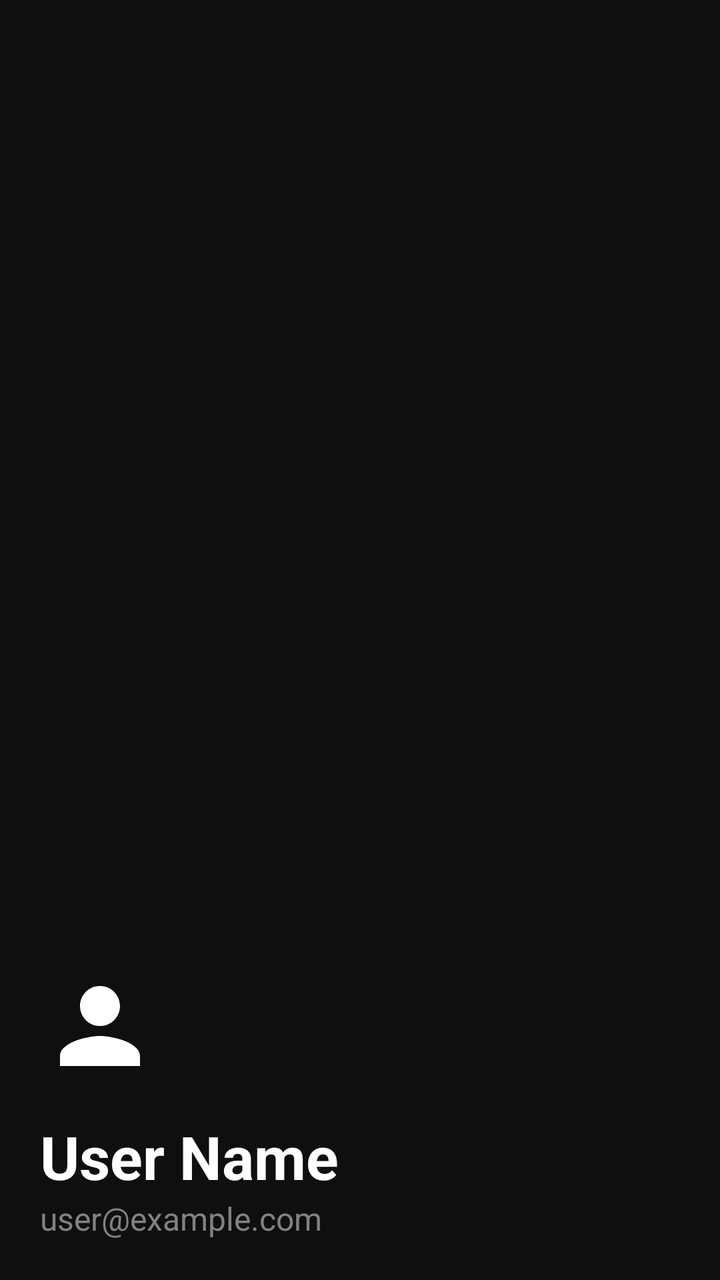
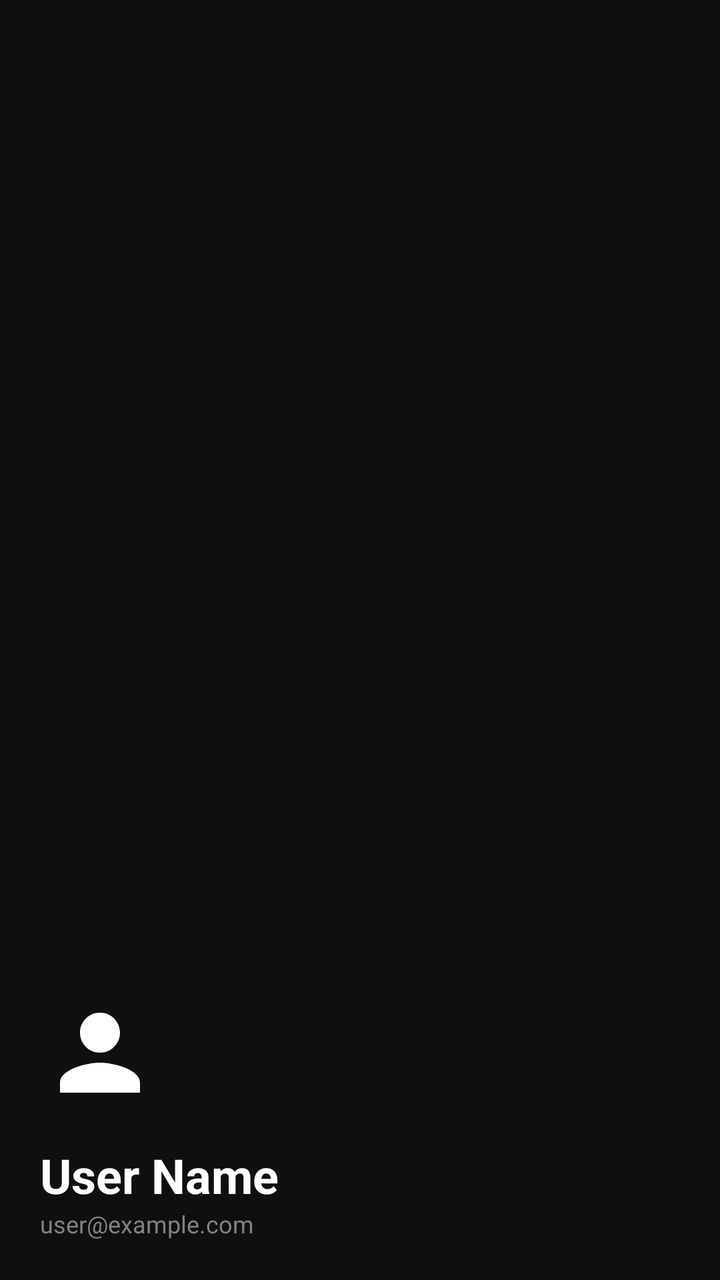

Two renders of the same Android screen: before a commit and after it. Below are the layout's source before the change and the commit's diff.
<!-- AndroidManifest.xml: application theme Theme.AuthTest -->
<!-- res/layout/drawer_header.xml -->
<?xml version="1.0" encoding="utf-8"?>
<LinearLayout xmlns:android="http://schemas.android.com/apk/res/android"
    android:layout_width="match_parent"
    android:layout_height="200dp"
    android:orientation="vertical"
    android:gravity="bottom"
    android:padding="20dp"
    android:background="#0F0F0F">

    <ImageView
        android:id="@+id/drawer_user_avatar"
        android:layout_width="60dp"
        android:layout_height="60dp"
        android:src="@drawable/default_avatar"
        android:contentDescription="user_avatar"
        android:layout_marginBottom="15dp" />

    <TextView
        android:id="@+id/drawer_user_name"
        android:layout_width="wrap_content"
        android:layout_height="wrap_content"
        android:text="User Name"
        android:textColor="#FFFFFF"
        android:textSize="30sp"
        android:textStyle="bold" />

    <TextView
        android:id="@+id/drawer_user_email"
        android:layout_width="wrap_content"
        android:layout_height="wrap_content"
        android:text="user@example.com"
        android:textColor="#828282"
        android:textSize="16sp" />

</LinearLayout>
<!-- resources referenced by this layout -->
<resources>
  <!-- drawable default_avatar (drawable) -->
  <?xml version="1.0" encoding="utf-8"?>
  <vector xmlns:android="http://schemas.android.com/apk/res/android"
      android:width="24dp"
      android:height="24dp"
      android:viewportWidth="24"
      android:viewportHeight="24">
      <path
          android:fillColor="#FFFFFF"
          android:pathData="M12,12c2.21,0 4,-1.79 4,-4s-1.79,-4 -4,-4 -4,1.79 -4,4 1.79,4 4,4zm0,2c-2.67,0 -8,1.34 -8,4v2h16v-2c0,-2.66 -5.33,-4 -8,-4z" />
  </vector>
  <style name="Theme.AuthTest" parent="Base.Theme.AuthTest" />
  <style name="Base.Theme.AuthTest" parent="Theme.Material3.DayNight.NoActionBar">
          
          
      </style>
</resources>

<!-- the commit's change to res/layout/drawer_header.xml (unified diff, before → after) -->
@@ -21,7 +21,7 @@
         android:layout_height="wrap_content"
         android:text="User Name"
         android:textColor="#FFFFFF"
-        android:textSize="30sp"
+        android:textSize="24sp"
         android:textStyle="bold" />
 
     <TextView
@@ -30,6 +30,6 @@
         android:layout_height="wrap_content"
         android:text="user@example.com"
         android:textColor="#828282"
-        android:textSize="16sp" />
+        android:textSize="12sp" />
 
 </LinearLayout>
